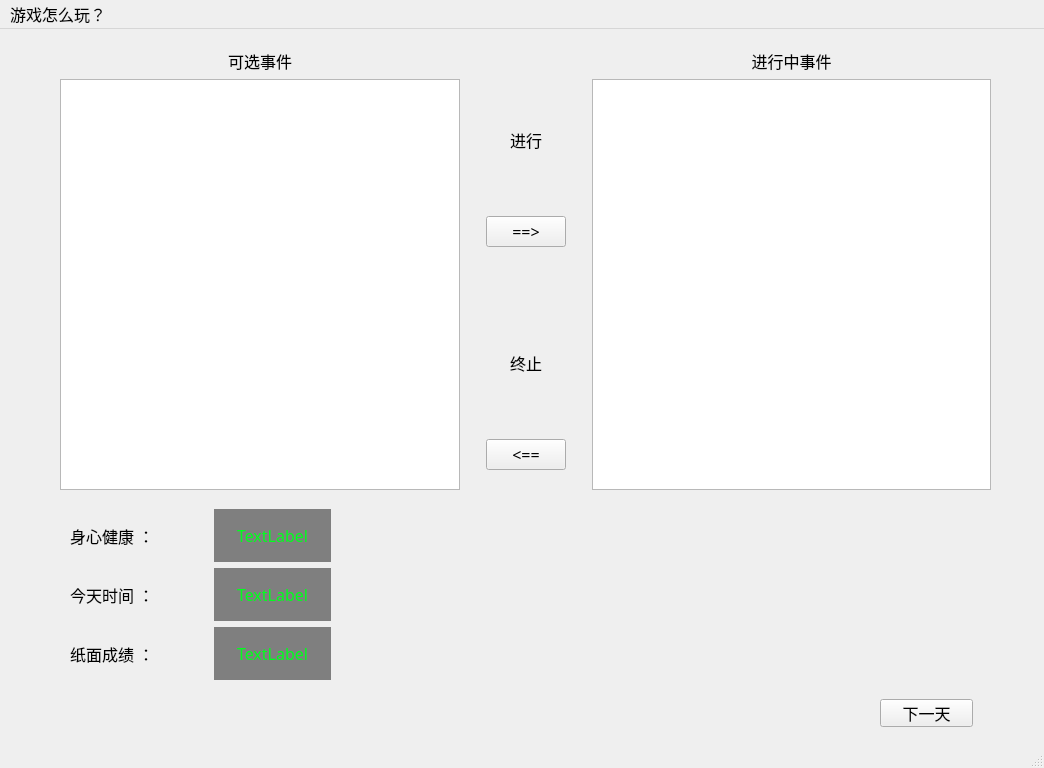
This is xiaozhenzuotijia.ui in GeoffreyHowe/xiaozhenzuotijia as Qt 5 draws it before an edit. The edited form follows.
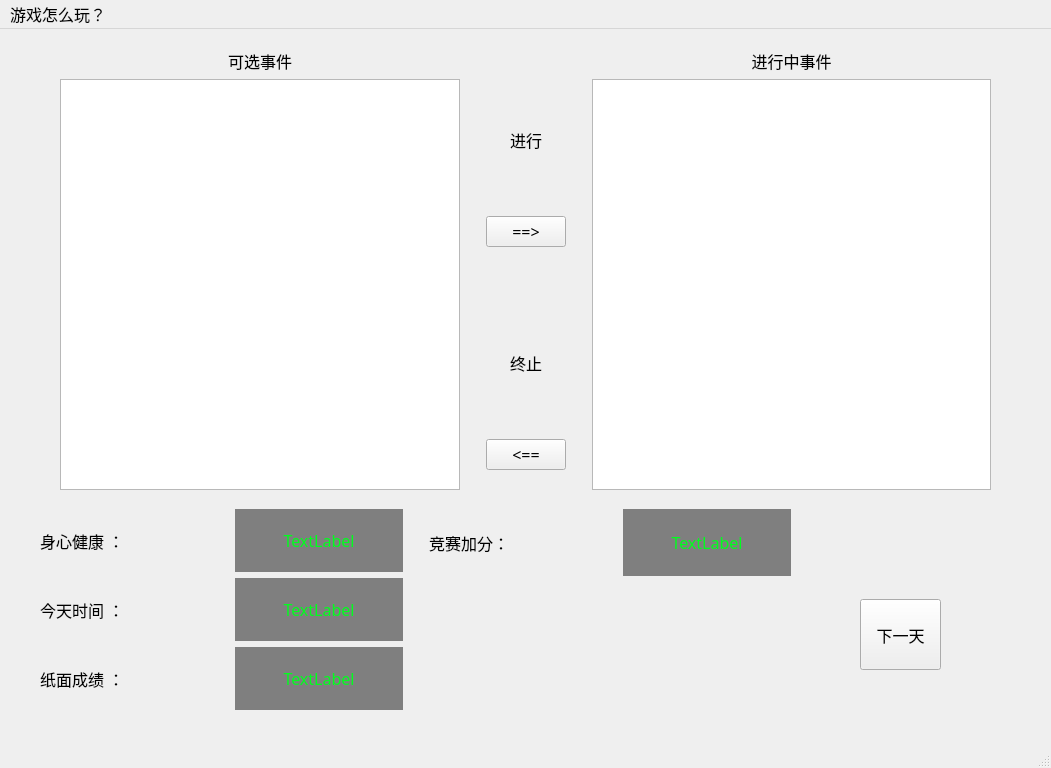
This is the edited form.

Commit message: 添加了竞赛加分，对游戏流程的完善

```diff
--- a/xiaozhenzuotijia.ui
+++ b/xiaozhenzuotijia.ui
@@ -6,7 +6,7 @@
    <rect>
     <x>0</x>
     <y>0</y>
-    <width>1044</width>
+    <width>1051</width>
     <height>768</height>
    </rect>
   </property>
@@ -223,15 +223,30 @@
      </item>
     </layout>
    </widget>
-   <widget class="QWidget" name="verticalLayoutWidget">
+   <widget class="QPushButton" name="btnNextDay">
     <property name="geometry">
      <rect>
-      <x>70</x>
+      <x>860</x>
+      <y>570</y>
+      <width>81</width>
+      <height>71</height>
+     </rect>
+    </property>
+    <property name="text">
+     <string>下一天</string>
+    </property>
+   </widget>
+   <widget class="QWidget" name="horizontalLayoutWidget_2">
+    <property name="geometry">
+     <rect>
+      <x>40</x>
       <y>480</y>
-      <width>261</width>
-      <height>171</height>
+      <width>751</width>
+      <height>201</height>
      </rect>
     </property>
+    <layout class="QHBoxLayout" name="horizontalLayout_5" stretch="1,0,1">
+     <item>
     <layout class="QVBoxLayout" name="verticalLayout_4">
      <item>
       <layout class="QHBoxLayout" name="horizontalLayout_3" stretch="1,0,1">
@@ -243,7 +258,7 @@
         </widget>
        </item>
        <item>
-        <spacer name="verticalSpacer_6">
+          <spacer name="verticalSpacer_8">
          <property name="orientation">
           <enum>Qt::Vertical</enum>
          </property>
@@ -352,19 +367,91 @@
       </layout>
      </item>
     </layout>
-   </widget>
-   <widget class="QPushButton" name="btnNextDay">
-    <property name="geometry">
-     <rect>
-      <x>880</x>
-      <y>670</y>
-      <width>93</width>
-      <height>28</height>
-     </rect>
-    </property>
+     </item>
+     <item>
+      <spacer name="verticalSpacer_9">
+       <property name="orientation">
+        <enum>Qt::Vertical</enum>
+       </property>
+       <property name="sizeHint" stdset="0">
+        <size>
+         <width>20</width>
+         <height>40</height>
+        </size>
+       </property>
+      </spacer>
+     </item>
+     <item>
+      <layout class="QVBoxLayout" name="verticalLayout_5" stretch="1,1,1">
+       <item>
+        <layout class="QHBoxLayout" name="horizontalLayout_6" stretch="1,0,1">
+         <item>
+          <widget class="QLabel" name="label_8">
+           <property name="text">
+            <string>竞赛加分：</string>
+           </property>
+          </widget>
+         </item>
+         <item>
+          <spacer name="verticalSpacer_6">
+           <property name="orientation">
+            <enum>Qt::Vertical</enum>
+           </property>
+           <property name="sizeHint" stdset="0">
+            <size>
+             <width>20</width>
+             <height>40</height>
+            </size>
+           </property>
+          </spacer>
+         </item>
+         <item>
+          <widget class="QLabel" name="labExtraScore">
+           <property name="styleSheet">
+            <string notr="true">background:rgb(127, 127, 127);
+
+color:rgb(0, 255, 29);
+</string>
+           </property>
     <property name="text">
-     <string>下一天</string>
-    </property>
+            <string>TextLabel</string>
+           </property>
+           <property name="alignment">
+            <set>Qt::AlignCenter</set>
+           </property>
+          </widget>
+         </item>
+        </layout>
+       </item>
+       <item>
+        <spacer name="horizontalSpacer_5">
+         <property name="orientation">
+          <enum>Qt::Horizontal</enum>
+         </property>
+         <property name="sizeHint" stdset="0">
+          <size>
+           <width>40</width>
+           <height>20</height>
+          </size>
+         </property>
+        </spacer>
+       </item>
+       <item>
+        <spacer name="horizontalSpacer_6">
+         <property name="orientation">
+          <enum>Qt::Horizontal</enum>
+         </property>
+         <property name="sizeHint" stdset="0">
+          <size>
+           <width>40</width>
+           <height>20</height>
+          </size>
+         </property>
+        </spacer>
+       </item>
+      </layout>
+     </item>
+    </layout>
    </widget>
   </widget>
   <widget class="QMenuBar" name="menubar">
@@ -372,7 +459,7 @@
     <rect>
      <x>0</x>
      <y>0</y>
-     <width>1044</width>
+     <width>1051</width>
      <height>26</height>
     </rect>
    </property>
```
Lines whose indentation alone changed are shown as unchanged. The commit also changes 9 other files.
